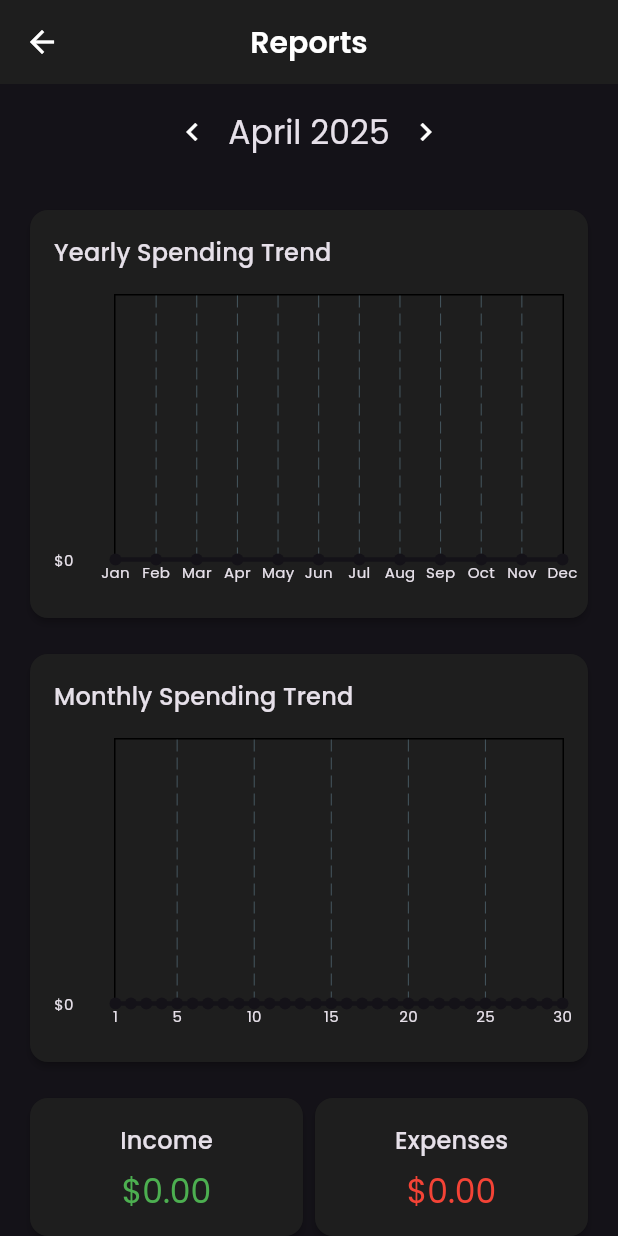
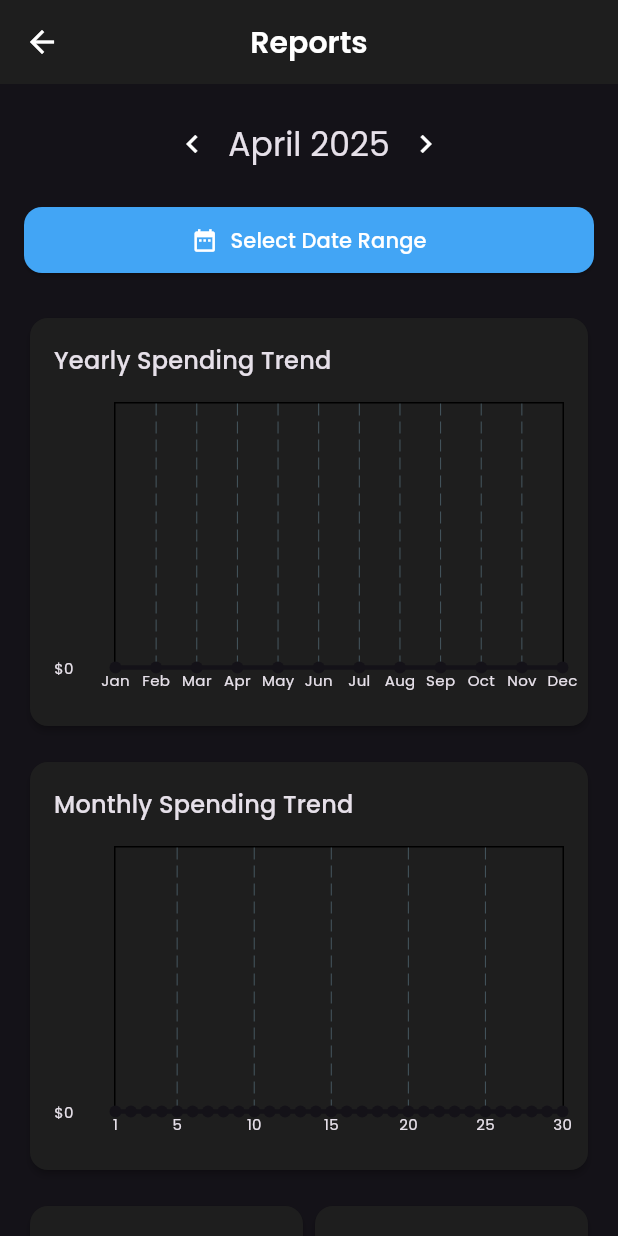
Before and after one commit to jakejonson/expense_tracker, a Flutter app: the ReportsScreen screen opened directly, after a tap on the "chevron left" icon, on a phone screen of 412 x 824 dp. Run offline on Flutter 3.47's test engine with Material 3 defaults, Android fonts, the phone set to English and light mode, and no system bars; drawn by our look-alikes of fl_chart; our stand-ins replace flutter_local_notifications, google_fonts, share_plus, sqflite; missing offline and left inert: excel, file_selector; accounts and stored records are empty.

Commit message:
Add custom interval for reports

```diff
--- a/lib/screens/reports_screen.dart
+++ b/lib/screens/reports_screen.dart
@@ -16,6 +16,8 @@ class ReportsScreen extends StatefulWidget {
 
 class _ReportsScreenState extends State<ReportsScreen> {
   DateTime _selectedMonth = DateTime.now();
+  DateTime? _startDate;
+  DateTime? _endDate;
   Map<String, double> _categorySpending = {};
   Map<String, double> _categoryIncome = {};
   Map<int, double> _monthlySpending = {};
@@ -46,12 +48,29 @@ class _ReportsScreenState extends State<ReportsScreen> {
   }
 
   Future<void> _loadData() async {
-    final transactions =
-        await DatabaseHelper.instance.getTransactionsForMonth(_selectedMonth);
+    DateTime startDate;
+    DateTime endDate;
+
+    if (_startDate != null && _endDate != null) {
+      startDate = _startDate!;
+      endDate = _endDate!;
+    } else {
+      startDate = DateTime(_selectedMonth.year, _selectedMonth.month, 1);
+      endDate = DateTime(_selectedMonth.year, _selectedMonth.month + 1, 0);
+    }
+
+    final transactions = await DatabaseHelper.instance
+        .getTransactionsByDateRange(startDate, endDate);
+
     final Map<String, double> spending = {};
     final Map<String, double> income = {};
     final Map<int, double> dailySpending = {};
     final Map<int, double> monthlySpending = {};
+
+    // Calculate monthly spending for the year
+    for (var i = 1; i <= 12; i++) {
+      monthlySpending[i] = 0;
+    }
 
     // Get all transactions for the year to calculate monthly trends
     final yearStart = DateTime(_selectedMonth.year, 1, 1);
@@ -59,10 +78,6 @@ class _ReportsScreenState extends State<ReportsScreen> {
     final yearlyTransactions = await DatabaseHelper.instance
         .getTransactionsByDateRange(yearStart, yearEnd);
 
-    // Calculate monthly spending for the year
-    for (var i = 1; i <= 12; i++) {
-      monthlySpending[i] = 0;
-    }
     for (var transaction in yearlyTransactions) {
       if (transaction.isExpense) {
         final month = transaction.date.month;
@@ -71,12 +86,13 @@ class _ReportsScreenState extends State<ReportsScreen> {
       }
     }
 
-    // Calculate daily spending for the selected month
-    final daysInMonth =
-        DateTime(_selectedMonth.year, _selectedMonth.month + 1, 0).day;
-    for (var i = 1; i <= daysInMonth; i++) {
-      dailySpending[i] = 0;
+    // Calculate daily spending for the selected period
+    final daysInRange = endDate.difference(startDate).inDays + 1;
+    for (var i = 0; i < daysInRange; i++) {
+      final date = startDate.add(Duration(days: i));
+      dailySpending[date.day] = 0;
     }
+
     for (var transaction in transactions) {
       if (transaction.isExpense) {
         final day = transaction.date.day;
@@ -98,9 +114,30 @@ class _ReportsScreenState extends State<ReportsScreen> {
     });
   }
 
+  Future<void> _selectDateRange() async {
+    final DateTimeRange? picked = await showDateRangePicker(
+      context: context,
+      firstDate: DateTime(2020),
+      lastDate: DateTime.now(),
+      initialDateRange: _startDate != null && _endDate != null
+          ? DateTimeRange(start: _startDate!, end: _endDate!)
+          : null,
+    );
+
+    if (picked != null) {
+      setState(() {
+        _startDate = picked.start;
+        _endDate = picked.end;
+      });
+      _loadData();
+    }
+  }
+
   void _onMonthChanged(DateTime newMonth) {
     setState(() {
       _selectedMonth = newMonth;
+      _startDate = null;
+      _endDate = null;
     });
     _loadData();
   }
@@ -275,9 +312,31 @@ class _ReportsScreenState extends State<ReportsScreen> {
       ),
       body: Column(
         children: [
-          MonthSelector(
-            selectedMonth: _selectedMonth,
-            onMonthChanged: _onMonthChanged,
+          Padding(
+            padding:
+                const EdgeInsets.symmetric(horizontal: 16.0, vertical: 8.0),
+            child: Column(
+              children: [
+                MonthSelector(
+                  selectedMonth: _selectedMonth,
+                  onMonthChanged: _onMonthChanged,
+                ),
+                const SizedBox(height: 8),
+                SizedBox(
+                  width: double.infinity,
+                  child: ElevatedButton.icon(
+                    onPressed: _selectDateRange,
+                    icon: const Icon(Icons.date_range),
+                    label: Text(_startDate != null && _endDate != null
+                        ? '${DateFormat('MMM d').format(_startDate!)} - ${DateFormat('MMM d').format(_endDate!)}'
+                        : 'Select Date Range'),
+                    style: ElevatedButton.styleFrom(
+                      padding: const EdgeInsets.symmetric(vertical: 12),
+                    ),
+                  ),
+                ),
+              ],
+            ),
           ),
           Expanded(
             child: SingleChildScrollView(
```
